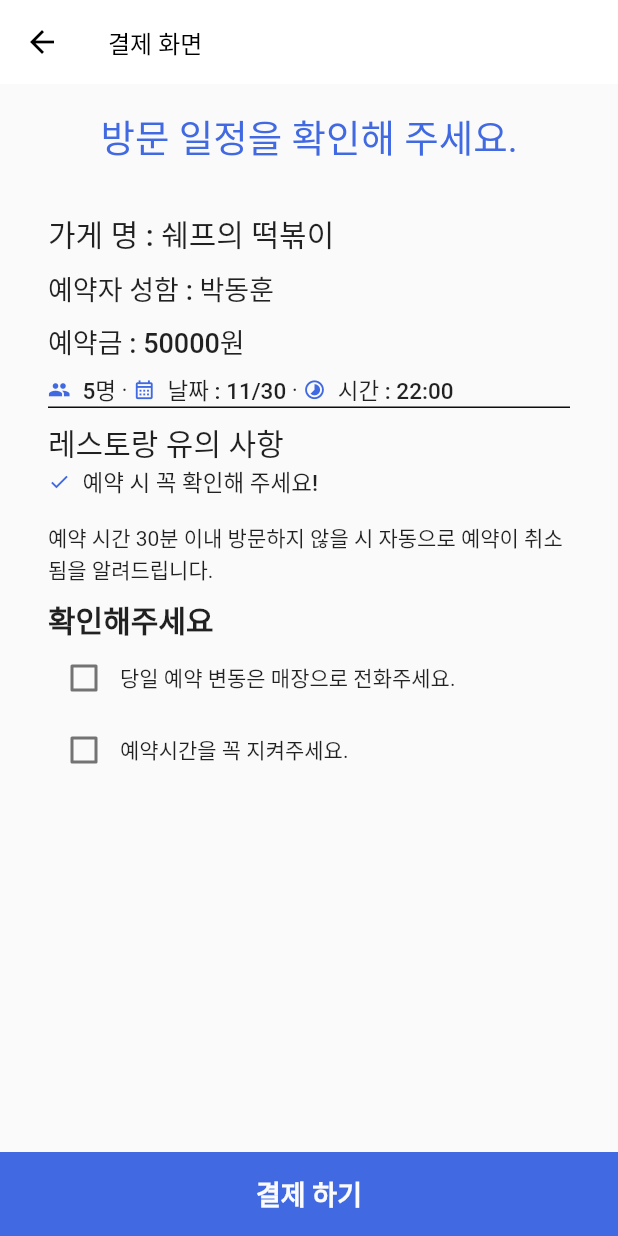
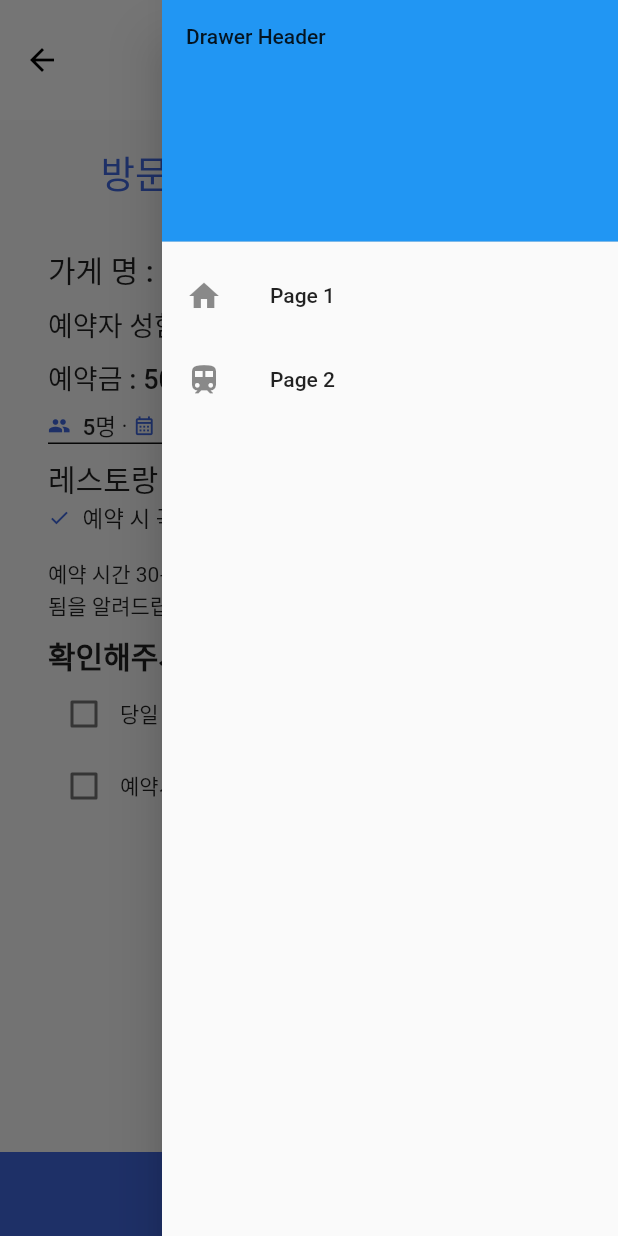
Before and after one commit to tlswodn205/mubwara, a Flutter app: the BasketPage screen opened directly, with the side drawer open (before the commit the screen has no drawer), on a phone screen of 412 x 824 dp. Run offline on Flutter 3.47's test engine with Material 2 defaults, Android fonts, the light colour scheme and no system bars; drawn by our look-alikes of badges; our stand-ins replace carousel_slider, firebase_core, flutter_riverpod, font_awesome_flutter, geolocator, get and 4 more; missing offline and left inert: remedi_kopo; accounts and stored records are empty.

Commit message:
ㅇㅇ (#7)
Co-authored-by: sopu55544@gmail.com <jhnadas@naver.com>
Co-authored-by: tlswodn205 <80434390+tlswodn205@users.noreply.github.com>

```diff
--- a/lib/main.dart
+++ b/lib/main.dart
@@ -25,7 +25,7 @@ class MyApp extends StatelessWidget {
   @override
   Widget build(BuildContext context) {
     return MaterialApp(
-
+      debugShowCheckedModeBanner: false,
       home: MainPage(),
     );
   }
--- a/lib/views/component/bottom_nav_bar.dart
+++ b/lib/views/component/bottom_nav_bar.dart
@@ -49,7 +49,7 @@
   @override
   Widget build(BuildContext context) {
     return DefaultLayout(
-      title: '무바라',
+      title: '캐치테이블',
       child: TabBarView(
         physics: NeverScrollableScrollPhysics(),
         controller: controller,
--- a/lib/views/layout/default_layout.dart
+++ b/lib/views/layout/default_layout.dart
@@ -1,3 +1,4 @@
+import 'package:badges/badges.dart';
 import 'package:flutter/material.dart';
 
 class DefaultLayout extends StatelessWidget {
@@ -24,16 +25,83 @@ class DefaultLayout extends StatelessWidget {
       body: child,
       bottomNavigationBar: bottomNavigationBar,
       floatingActionButton: floatingActionButton,
+      endDrawer: Drawer(
+        child: ListView(
+          // Important: Remove any padding from the ListView.
+          padding: EdgeInsets.zero,
+          children: [
+            const DrawerHeader(
+              decoration: BoxDecoration(
+                color: Colors.blue,
+              ),
+              child: Text('Drawer Header'),
+            ),
+            ListTile(
+              leading: Icon(
+                Icons.home,
+              ),
+              title: const Text('Page 1'),
+              onTap: () {
+                Navigator.pop(context);
+              },
+            ),
+            ListTile(
+              leading: Icon(
+                Icons.train,
+              ),
+              title: const Text('Page 2'),
+              onTap: () {
+                Navigator.pop(context);
+              },
+            ),
+          ],
+        ),
+      ),
     );
   }
 
-  AppBar? renderAppBar(){
-    if(title == null){
+  AppBar? renderAppBar() {
+    if (title == null) {
       return null;
-    }else{
+    } else {
       return AppBar(
+        toolbarHeight: 80,
+        centerTitle: true,
         backgroundColor: Colors.white,
         elevation: 0,
+        actions: [
+          Stack(
+            children: [
+              Container(
+                padding: EdgeInsets.only(
+                  top: 25,
+                  right: 5
+                ),
+                child: Icon(
+                  Icons.notifications,
+                  size: 30,
+                ),
+              ),
+              Positioned(
+                top: 30,
+                right: -1,
+                child: Badge(
+                  shape: BadgeShape.circle,
+                  badgeColor: Colors.red,
+                  borderRadius: BorderRadius.circular(
+                    5,
+                  ),
+                  badgeContent: Text(
+                    '2',
+                    style: TextStyle(
+                      color: Colors.white,
+                    ),
+                  ),
+                ),
+              ),
+            ],
+          ),
+        ],
         title: Text(
           title!,
           style: TextStyle(
--- a/pubspec.yaml
+++ b/pubspec.yaml
@@ -47,6 +47,7 @@ dependencies:
   flutter_plot: ^0.1.0
   syncfusion_flutter_charts: ^20.3.59
   carousel_slider: ^4.1.1
+  badges: ^2.0.3
 
 
 
```
Also changed, not shown: pubspec.lock.
